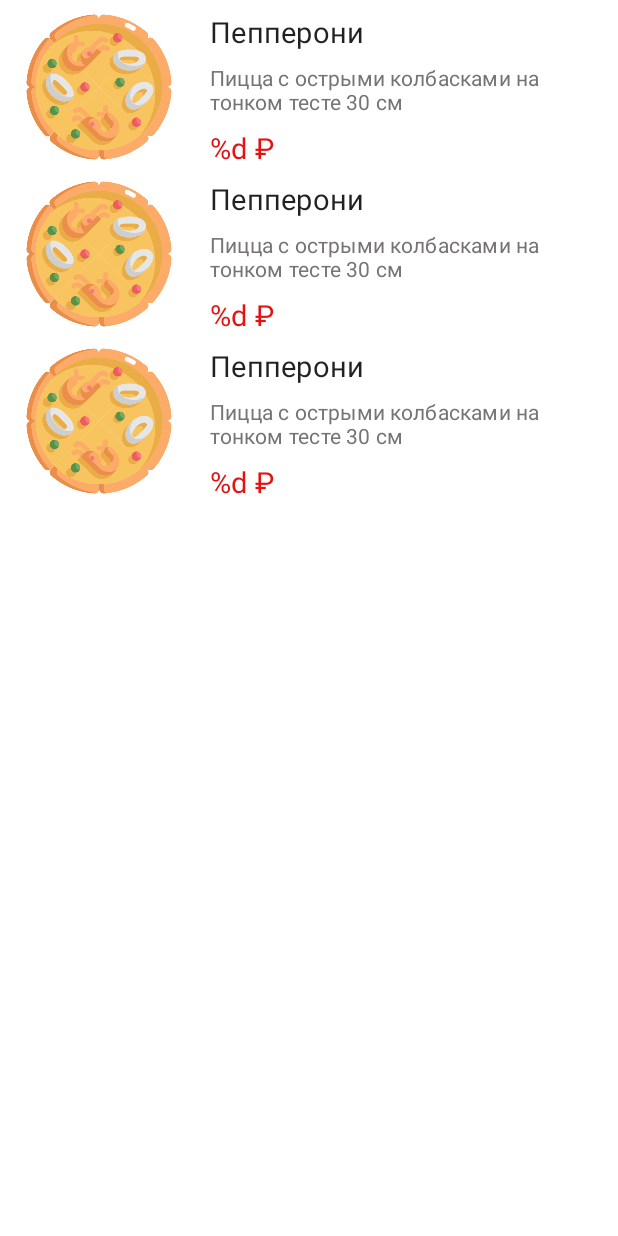
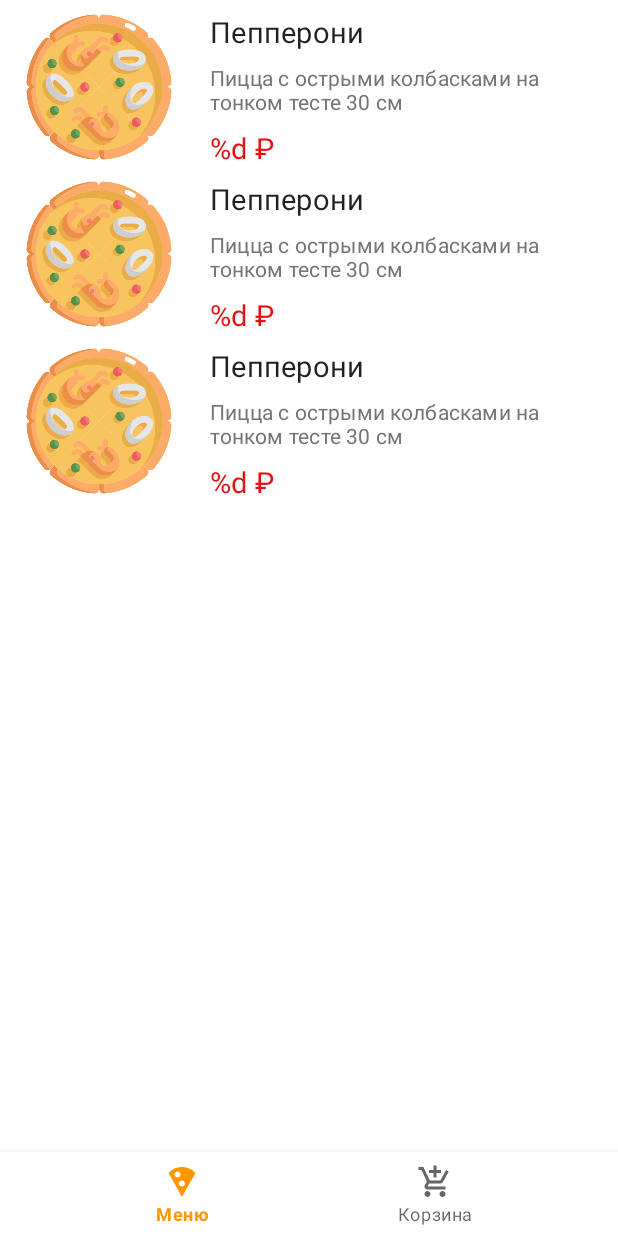
Before and after one commit to podule/dev-pizza, an Android app: the layout fragment_menu.xml on its own in the app's theme, with its tools: preview values and no code run, on a phone screen of 412 x 824 dp. Run offline under Robolectric (Android 15) with nearby library versions, the phone set to English and light mode, and no system bars.

Commit message:
Dev-pizza - приложение заказа пиццы
- Нижняя панель навигации - пока без обработки событий

```diff
--- /dev/null
+++ b/app/src/main/res/drawable/ic_baseline_add_shopping_cart_24.xml
@@ -0,0 +1,5 @@
+<vector android:height="24dp" android:tint="#000000"
+    android:viewportHeight="24" android:viewportWidth="24"
+    android:width="24dp" xmlns:android="http://schemas.android.com/apk/res/android">
+    <path android:fillColor="@android:color/white" android:pathData="M11,9h2L13,6h3L16,4h-3L13,1h-2v3L8,4v2h3v3zM7,18c-1.1,0 -1.99,0.9 -1.99,2S5.9,22 7,22s2,-0.9 2,-2 -0.9,-2 -2,-2zM17,18c-1.1,0 -1.99,0.9 -1.99,2s0.89,2 1.99,2 2,-0.9 2,-2 -0.9,-2 -2,-2zM7.17,14.75l0.03,-0.12 0.9,-1.63h7.45c0.75,0 1.41,-0.41 1.75,-1.03l3.86,-7.01L19.42,4h-0.01l-1.1,2 -2.76,5L8.53,11l-0.13,-0.27L6.16,6l-0.95,-2 -0.94,-2L1,2v2h2l3.6,7.59 -1.35,2.45c-0.16,0.28 -0.25,0.61 -0.25,0.96 0,1.1 0.9,2 2,2h12v-2L7.42,15c-0.13,0 -0.25,-0.11 -0.25,-0.25z"/>
+</vector>
--- /dev/null
+++ b/app/src/main/res/drawable/ic_baseline_local_pizza_24.xml
@@ -0,0 +1,5 @@
+<vector android:height="24dp" android:tint="#000000"
+    android:viewportHeight="24" android:viewportWidth="24"
+    android:width="24dp" xmlns:android="http://schemas.android.com/apk/res/android">
+    <path android:fillColor="@android:color/white" android:pathData="M12,2C8.43,2 5.23,3.54 3.01,6L12,22l8.99,-16C18.78,3.55 15.57,2 12,2zM7,7c0,-1.1 0.9,-2 2,-2s2,0.9 2,2 -0.9,2 -2,2 -2,-0.9 -2,-2zM12,15c-1.1,0 -2,-0.9 -2,-2s0.9,-2 2,-2 2,0.9 2,2 -0.9,2 -2,2z"/>
+</vector>
--- a/app/src/main/res/layout/fragment_menu.xml
+++ b/app/src/main/res/layout/fragment_menu.xml
@@ -18,15 +18,25 @@
         <androidx.recyclerview.widget.RecyclerView
             android:id="@+id/menu_list"
             android:layout_width="match_parent"
-            android:layout_height="match_parent"
+            android:layout_height="0dp"
             app:layoutManager="androidx.recyclerview.widget.LinearLayoutManager"
-            app:layout_constraintBottom_toBottomOf="parent"
+            app:layout_constraintBottom_toTopOf="@+id/bottom_navigation"
             app:layout_constraintEnd_toEndOf="parent"
-            app:layout_constraintHorizontal_bias="0.5"
+            app:layout_constraintHorizontal_bias="0.0"
             app:layout_constraintStart_toStartOf="parent"
             app:layout_constraintTop_toTopOf="parent"
             tools:listitem="@layout/list_item_menu" />
 
+        <com.google.android.material.bottomnavigation.BottomNavigationView
+            android:id="@+id/bottom_navigation"
+            android:layout_width="match_parent"
+            android:layout_height="wrap_content"
+            android:layout_gravity="bottom"
+            app:layout_constraintBottom_toBottomOf="parent"
+            app:layout_constraintEnd_toEndOf="parent"
+            app:layout_constraintHorizontal_bias="0.0"
+            app:layout_constraintStart_toStartOf="parent"
+            app:menu="@menu/bottom_app_bar" />
     </androidx.constraintlayout.widget.ConstraintLayout>
 
 </layout>
--- /dev/null
+++ b/app/src/main/res/menu/bottom_app_bar.xml
@@ -0,0 +1,18 @@
+<?xml version="1.0" encoding="utf-8"?>
+<menu xmlns:android="http://schemas.android.com/apk/res/android"
+    xmlns:app="http://schemas.android.com/apk/res-auto">
+    <item
+        android:id="@+id/menu_menu"
+        android:title="@string/menu_menu"
+        android:icon="@drawable/ic_baseline_local_pizza_24"
+        app:showAsAction="ifRoom"
+        />
+
+    <item
+        android:id="@+id/menu_cart"
+        android:title="@string/menu_cart"
+        android:enabled="false"
+        android:icon="@drawable/ic_baseline_add_shopping_cart_24"
+        app:showAsAction="never"
+        />
+</menu>
--- a/app/src/main/res/values/strings.xml
+++ b/app/src/main/res/values/strings.xml
@@ -3,4 +3,6 @@
     <string name="tools_text_pizza_title">Пепперони</string>
     <string name="tools_text_pizza_desc">Пицца с острыми колбасками на тонком тесте 30 см</string>
     <string name="tools_text_pizza_price">%d ₽</string>
+    <string name="menu_menu">Меню</string>
+    <string name="menu_cart">Корзина</string>
 </resources>
```
